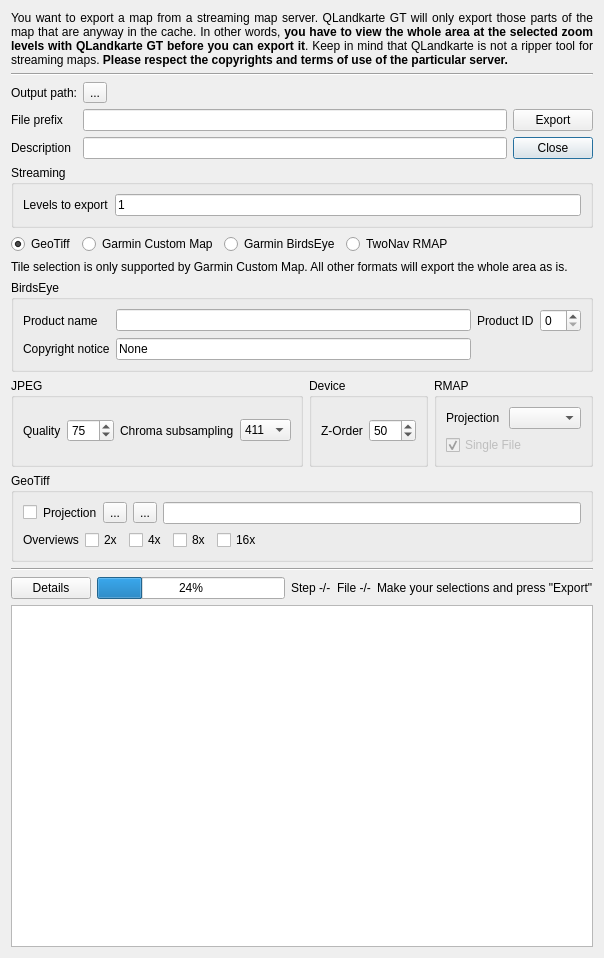
Nikoli/qlandkartegt, file src/IMapQMAPExport.ui: the form before one commit.
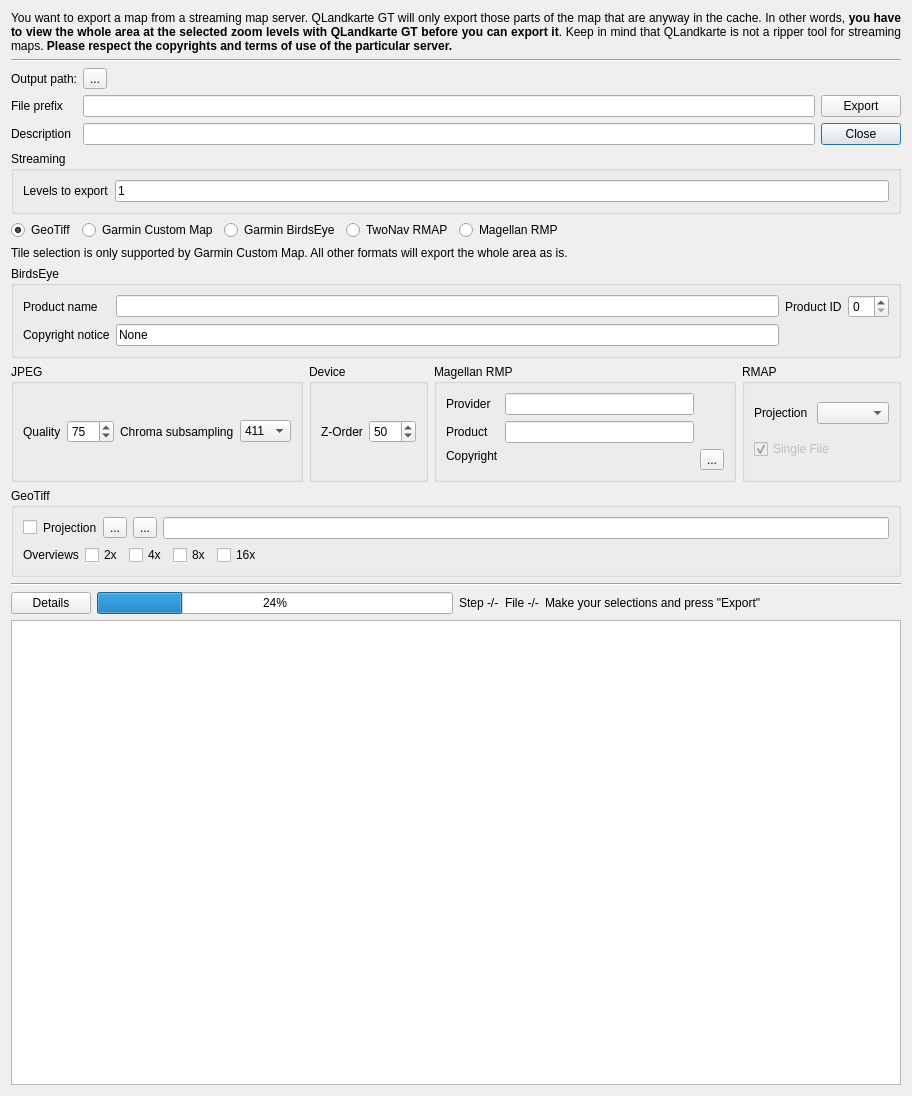
The form after the commit. Icons and pictures are not drawn.

Diff of the .ui file:
```diff
--- a/src/IMapQMAPExport.ui
+++ b/src/IMapQMAPExport.ui
@@ -6,8 +6,8 @@
    <rect>
     <x>0</x>
     <y>0</y>
-    <width>589</width>
-    <height>958</height>
+    <width>912</width>
+    <height>1096</height>
    </rect>
   </property>
   <property name="windowTitle">
@@ -170,6 +170,13 @@
        </property>
       </widget>
      </item>
+     <item>
+      <widget class="QRadioButton" name="radioRMP">
+       <property name="text">
+        <string>Magellan RMP</string>
+       </property>
+      </widget>
+     </item>
      <item>
       <spacer name="horizontalSpacer">
        <property name="orientation">
@@ -347,6 +354,66 @@
        </layout>
       </widget>
      </item>
+     <item>
+      <widget class="QGroupBox" name="groupMagellanRmp">
+       <property name="title">
+        <string>Magellan RMP</string>
+       </property>
+       <layout class="QGridLayout" name="gridLayout_4">
+        <item row="0" column="0">
+         <widget class="QLabel" name="label_14">
+          <property name="text">
+           <string>Provider </string>
+          </property>
+         </widget>
+        </item>
+        <item row="0" column="1">
+         <widget class="QLineEdit" name="lineMagellanProvider"/>
+        </item>
+        <item row="1" column="1">
+         <widget class="QLineEdit" name="lineMagellanProduct"/>
+        </item>
+        <item row="1" column="0">
+         <widget class="QLabel" name="label_15">
+          <property name="text">
+           <string>Product</string>
+          </property>
+         </widget>
+        </item>
+        <item row="2" column="0">
+         <widget class="QLabel" name="label_16">
+          <property name="text">
+           <string>Copyright</string>
+          </property>
+          <property name="alignment">
+           <set>Qt::AlignLeading|Qt::AlignLeft|Qt::AlignTop</set>
+          </property>
+         </widget>
+        </item>
+        <item row="2" column="1">
+         <widget class="QLabel" name="labelMagellanCopyright">
+          <property name="text">
+           <string/>
+          </property>
+          <property name="alignment">
+           <set>Qt::AlignLeading|Qt::AlignLeft|Qt::AlignTop</set>
+          </property>
+         </widget>
+        </item>
+        <item row="2" column="2">
+         <widget class="QToolButton" name="toolMagellanCopyright">
+          <property name="text">
+           <string>...</string>
+          </property>
+          <property name="icon">
+           <iconset resource="resources.qrc">
+            <normaloff>:/icons/iconFolderBlue16x16.png</normaloff>:/icons/iconFolderBlue16x16.png</iconset>
+          </property>
+         </widget>
+        </item>
+       </layout>
+      </widget>
+     </item>
      <item>
       <widget class="QGroupBox" name="groupRMAP">
        <property name="title">
```
